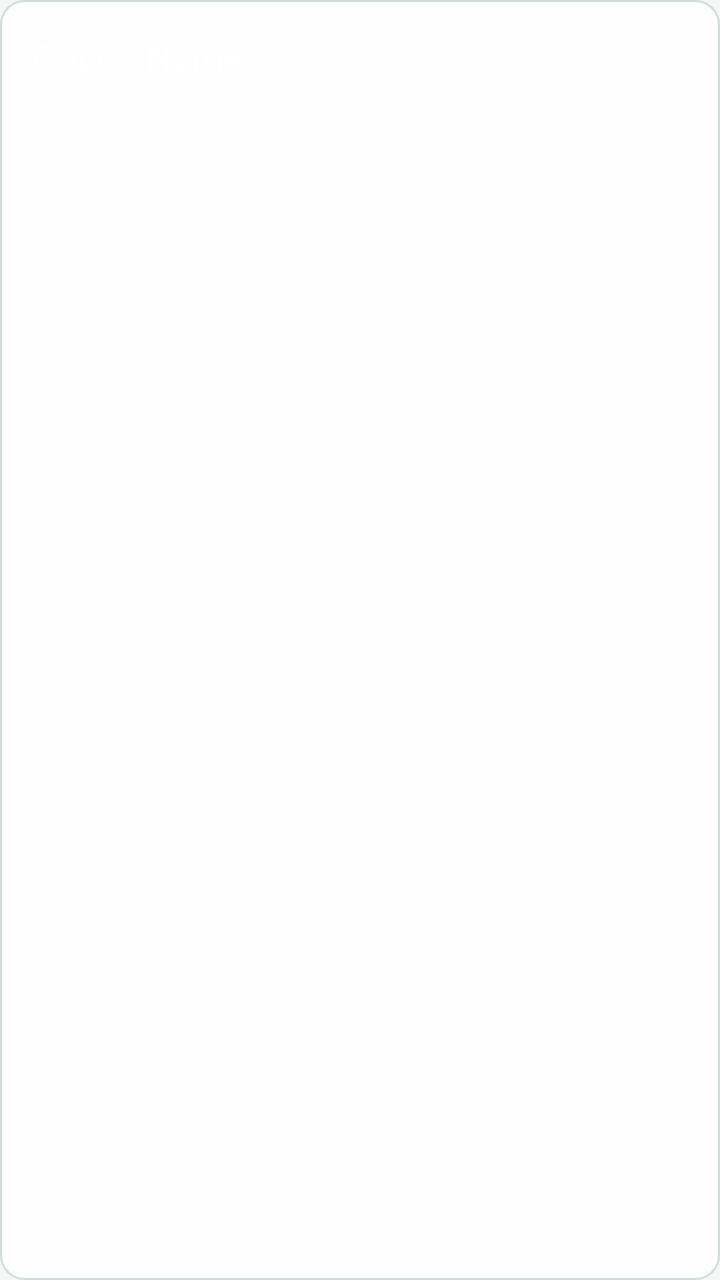
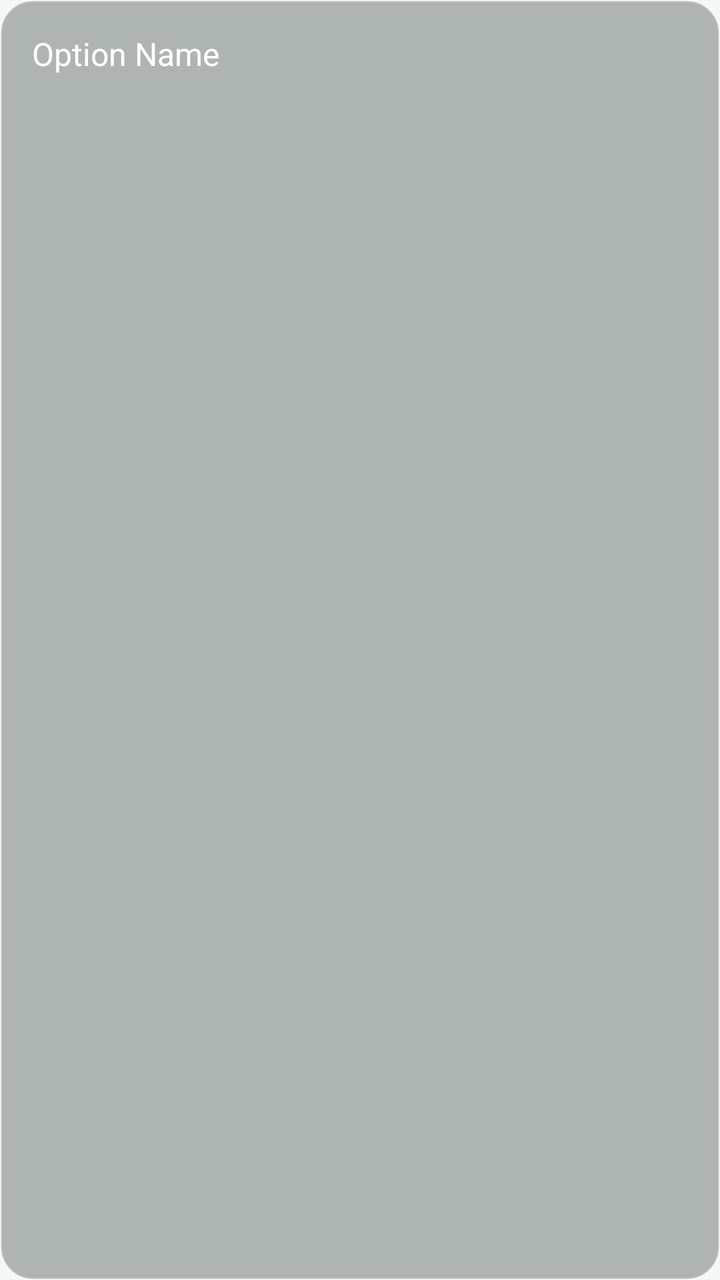

The first picture is an Android layout as it rendered before a commit; the second is the same layout after the commit. The layout source and the unified diff follow.
<!-- AndroidManifest.xml: application theme AppTheme.NoActionBar -->
<!-- res/layout/item_player_option.xml -->
<?xml version="1.0" encoding="utf-8"?>
<FrameLayout xmlns:android="http://schemas.android.com/apk/res/android"
    android:id="@+id/itemContainer"
    android:layout_width="match_parent"
    android:layout_height="wrap_content"
    android:layout_marginBottom="8dp"
    android:focusable="true"
    android:clickable="true"
    android:background="@drawable/selector_menu_item">

    <TextView
        android:id="@+id/tvOptionName"
        android:layout_width="match_parent"
        android:layout_height="wrap_content"
        android:padding="16dp"
        android:text="Option Name"
        android:textColor="#CCFFFFFF"
        android:textSize="18sp"
        android:gravity="center_vertical" />

</FrameLayout>
<!-- resources referenced by this layout -->
<resources>
  <!-- drawable selector_menu_item (drawable) -->
  <?xml version="1.0" encoding="utf-8"?>
  <selector xmlns:android="http://schemas.android.com/apk/res/android">
      <item android:state_focused="true">
          <shape>
              <solid android:color="@color/lx_bg_focus" />
              <corners android:radius="12dp" />
              <stroke android:width="2dp" android:color="@color/lx_focus_ring" />
          </shape>
      </item>
      <item>
          <shape>
              <solid android:color="@color/lx_bg_panel" />
              <corners android:radius="12dp" />
              <stroke android:width="1dp" android:color="@color/lx_border" />
          </shape>
      </item>
  </selector>
  <style name="AppTheme.NoActionBar" parent="AppTheme">
          <item name="windowActionBar">false</item>
          <item name="windowNoTitle">true</item>
          <item name="android:windowBackground">@color/lx_bg_canvas</item>
      </style>
  <color name="lx_bg_focus">#DFF8ED</color>
  <color name="lx_focus_ring">#00A965</color>
  <color name="lx_bg_panel">#D9FFFFFF</color>
  <color name="lx_border">#6694B2A2</color>
  <style name="AppTheme" parent="BaseAppTheme" />
  <color name="lx_bg_canvas">#F3F8F5</color>
  <style name="BaseAppTheme" parent="Theme.AppCompat">
          <item name="colorPrimary">@color/colorPrimary</item>
          <item name="colorPrimaryDark">@color/colorPrimaryDark</item>
          <item name="colorAccent">@color/colorAccent</item>
          <item name="android:colorAccent">@color/lx_brand</item>
          <item name="android:windowBackground">@color/lx_bg_canvas</item>
          <item name="android:navigationBarColor">@color/lx_bg_canvas</item>
          <item name="android:statusBarColor">@color/lx_bg_canvas</item>
          <item name="android:textColorPrimary">@color/lx_text_primary</item>
          <item name="android:textColorSecondary">@color/lx_text_secondary</item>
          <item name="android:windowActionModeOverlay">true</item>
      </style>
  <color name="colorPrimary">@color/lx_brand</color>
  <color name="colorPrimaryDark">@color/lx_brand_pressed</color>
  <color name="colorAccent">@color/lx_brand</color>
  <color name="lx_brand">#00C878</color>
  <color name="lx_text_primary">#10231B</color>
  <color name="lx_text_secondary">#4B685A</color>
  <color name="lx_brand_pressed">#00A965</color>
</resources>

<!-- the commit's change to res/layout/item_player_option.xml (unified diff, before → after) -->
@@ -3,19 +3,20 @@
     android:id="@+id/itemContainer"
     android:layout_width="match_parent"
     android:layout_height="wrap_content"
-    android:layout_marginBottom="8dp"
+    android:layout_marginBottom="@dimen/lx_space_sm"
     android:focusable="true"
     android:clickable="true"
-    android:background="@drawable/selector_menu_item">
+    android:background="@drawable/selector_drawer_item">
 
     <TextView
         android:id="@+id/tvOptionName"
         android:layout_width="match_parent"
         android:layout_height="wrap_content"
-        android:padding="16dp"
+        android:padding="@dimen/lx_space_md"
         android:text="Option Name"
-        android:textColor="#CCFFFFFF"
-        android:textSize="18sp"
-        android:gravity="center_vertical" />
+        android:textColor="@color/selector_drawer_primary_content"
+        android:textSize="@dimen/lx_type_control"
+        android:gravity="center_vertical"
+        android:duplicateParentState="true" />
 
 </FrameLayout>
<!-- resource entries referenced after the edit -->
@@ -1,22 +1,15 @@
 <!-- resources referenced by this layout -->
 <resources>
-  <!-- drawable selector_menu_item (drawable) -->
+  <dimen name="lx_space_md">16dp</dimen>
+  <dimen name="lx_space_sm">10dp</dimen>
+  <dimen name="lx_type_control">16sp</dimen>
+  <!-- drawable selector_drawer_item (drawable) -->
   <?xml version="1.0" encoding="utf-8"?>
   <selector xmlns:android="http://schemas.android.com/apk/res/android">
-      <item android:state_focused="true">
-          <shape>
-              <solid android:color="@color/lx_bg_focus" />
-              <corners android:radius="12dp" />
-              <stroke android:width="2dp" android:color="@color/lx_focus_ring" />
-          </shape>
-      </item>
-      <item>
-          <shape>
-              <solid android:color="@color/lx_bg_panel" />
-              <corners android:radius="12dp" />
-              <stroke android:width="1dp" android:color="@color/lx_border" />
-          </shape>
-      </item>
+      <item android:state_pressed="true"><shape><solid android:color="@color/lx_brand_pressed" /><corners android:radius="@dimen/lx_radius_control" /></shape></item>
+      <item android:state_focused="true"><shape><solid android:color="@color/lx_bg_focus" /><stroke android:width="@dimen/lx_stroke_focus" android:color="@color/lx_focus_ring_strong" /><corners android:radius="@dimen/lx_radius_control" /></shape></item>
+      <item android:state_activated="true"><shape><solid android:color="@color/lx_brand_soft" /><stroke android:width="@dimen/lx_stroke_selected" android:color="@color/lx_brand" /><corners android:radius="@dimen/lx_radius_control" /></shape></item>
+      <item><shape><solid android:color="@color/player_glass" /><stroke android:width="@dimen/lx_stroke_hairline" android:color="@color/player_glass_border" /><corners android:radius="@dimen/lx_radius_control" /></shape></item>
   </selector>
   <style name="AppTheme.NoActionBar" parent="AppTheme">
           <item name="windowActionBar">false</item>
@@ -24,9 +17,10 @@
           <item name="android:windowBackground">@color/lx_bg_canvas</item>
       </style>
   <color name="lx_bg_focus">#DFF8ED</color>
-  <color name="lx_focus_ring">#00A965</color>
-  <color name="lx_bg_panel">#D9FFFFFF</color>
-  <color name="lx_border">#6694B2A2</color>
+  <dimen name="lx_stroke_focus">3dp</dimen>
+  <color name="lx_focus_ring_strong">#008C55</color>
+  <color name="lx_brand_soft">#3320C878</color>
+  <dimen name="lx_stroke_selected">2dp</dimen>
   <style name="AppTheme" parent="BaseAppTheme" />
   <color name="lx_bg_canvas">#F3F8F5</color>
   <style name="BaseAppTheme" parent="Theme.AppCompat">
@@ -45,8 +39,12 @@
   <color name="colorPrimaryDark">@color/lx_brand_pressed</color>
   <color name="colorAccent">@color/lx_brand</color>
   <color name="lx_brand">#00C878</color>
+  <color name="player_glass">#4D101A16</color>
+  <dimen name="lx_stroke_hairline">1dp</dimen>
+  <color name="player_glass_border">#4DFFFFFF</color>
   <color name="lx_text_primary">#10231B</color>
   <color name="lx_text_secondary">#4B685A</color>
   <color name="lx_brand_pressed">#00A965</color>
+  <dimen name="lx_radius_control">16dp</dimen>
 </resources>
 
